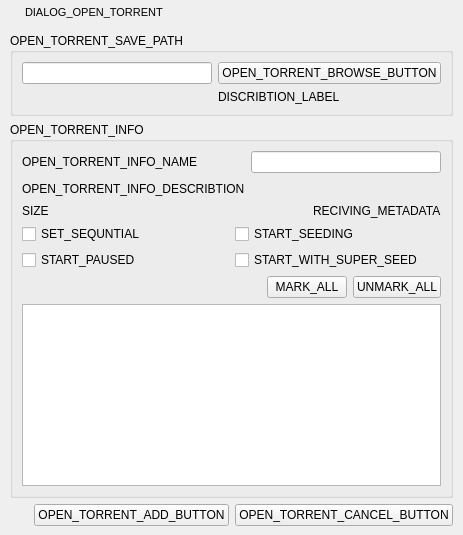
Qt form src/torrent/gui/FormFiles/OpenTorrentDialog.ui (CuteTorrent/CuteTorrent) before a commit.
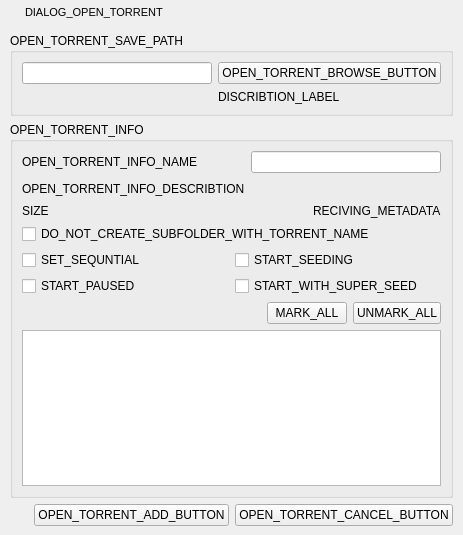
The same form after that commit. Icons and pictures are not drawn.

What changed in the file:
```diff
--- a/src/torrent/gui/FormFiles/OpenTorrentDialog.ui
+++ b/src/torrent/gui/FormFiles/OpenTorrentDialog.ui
@@ -297,27 +297,7 @@
          </item>
          <item row="4" column="0" colspan="4">
           <layout class="QGridLayout" name="gridLayout_2">
-           <item row="0" column="0">
-            <widget class="QCheckBox" name="setSequntialCheckBox">
-             <property name="toolTip">
-              <string>START_SEQUENTIAL_TOOLTIP</string>
-             </property>
-             <property name="text">
-              <string>SET_SEQUNTIAL</string>
-             </property>
-            </widget>
-           </item>
-           <item row="0" column="1">
-            <widget class="QCheckBox" name="setSeedModeCheckBox">
-             <property name="toolTip">
-              <string>START_SEEDING_TOOLTIP</string>
-             </property>
-             <property name="text">
-              <string>START_SEEDING</string>
-             </property>
-            </widget>
-           </item>
-           <item row="1" column="0">
+           <item row="2" column="0">
             <widget class="QCheckBox" name="setPausedCheckBox">
              <property name="toolTip">
               <string>START_PAUSED_TOOLTIP</string>
@@ -327,7 +307,7 @@
              </property>
             </widget>
            </item>
-           <item row="1" column="1">
+           <item row="2" column="1">
             <widget class="QCheckBox" name="setSuperSeedCheckBox">
              <property name="toolTip">
               <string>START_WITH_SUPER_SEED</string>
@@ -337,6 +317,33 @@
              </property>
             </widget>
            </item>
+           <item row="1" column="1">
+            <widget class="QCheckBox" name="setSeedModeCheckBox">
+             <property name="toolTip">
+              <string>START_SEEDING_TOOLTIP</string>
+             </property>
+             <property name="text">
+              <string>START_SEEDING</string>
+             </property>
+            </widget>
+           </item>
+           <item row="1" column="0">
+            <widget class="QCheckBox" name="setSequntialCheckBox">
+             <property name="toolTip">
+              <string>START_SEQUENTIAL_TOOLTIP</string>
+             </property>
+             <property name="text">
+              <string>SET_SEQUNTIAL</string>
+             </property>
+            </widget>
+           </item>
+           <item row="0" column="0" colspan="2">
+            <widget class="QCheckBox" name="skipNameInPathCheckBox">
+             <property name="text">
+              <string>DO_NOT_CREATE_SUBFOLDER_WITH_TORRENT_NAME</string>
+             </property>
+            </widget>
+           </item>
           </layout>
          </item>
          <item row="5" column="0" colspan="4">
```
